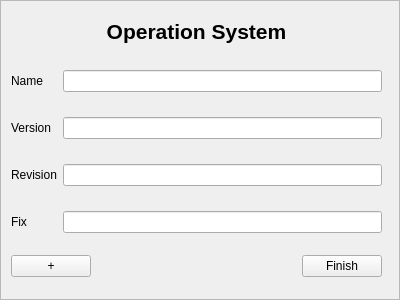
Qt form src/osinputarea.ui (jmuelbert/jmbde-QT) before a commit.
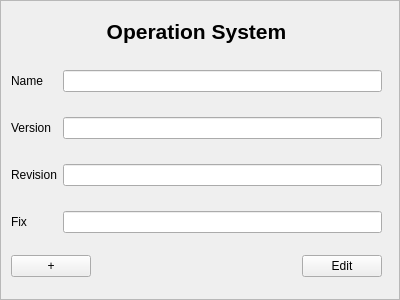
The same form after that commit.

The edit to the form file:
```diff
--- a/src/osinputarea.ui
+++ b/src/osinputarea.ui
@@ -139,7 +139,7 @@
      <item>
       <widget class="QPushButton" name="pushButton_2">
        <property name="text">
-        <string>Finish</string>
+        <string>Edit</string>
        </property>
       </widget>
      </item>
```
Left out of the diff: 40 changed lines with no effect on the pictures.
